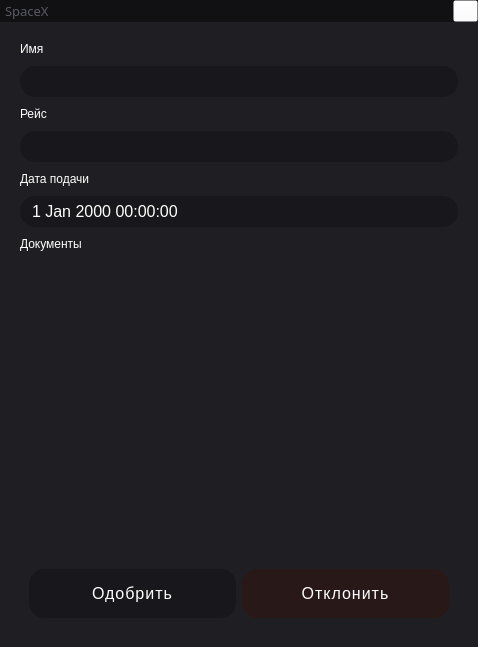
This is client/ui/data/article_dialog.ui in AziatkaVictor/space-x as Qt 5 draws it before an edit. The edited form follows.
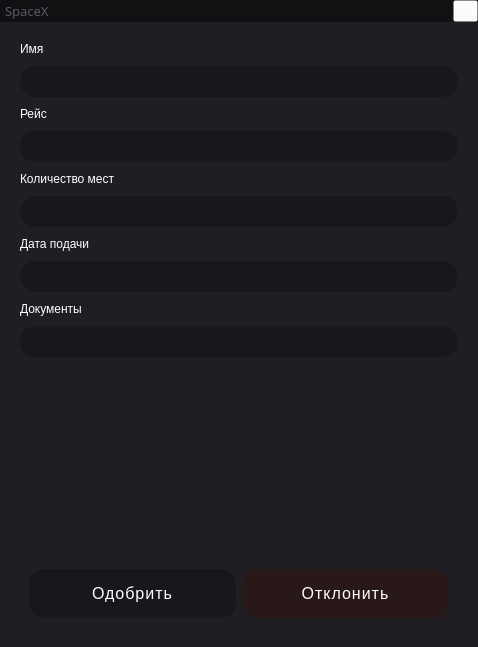
This is the edited form. Icons and pictures are not drawn.

```diff
--- a/client/ui/data/article_dialog.ui
+++ b/client/ui/data/article_dialog.ui
@@ -189,7 +189,25 @@
        </widget>
       </item>
       <item>
-       <widget class="QLineEdit" name="FlightEdit"/>
+       <widget class="QLineEdit" name="FlightEdit">
+        <property name="readOnly">
+         <bool>true</bool>
+        </property>
+       </widget>
+      </item>
+      <item>
+       <widget class="QLabel" name="CountLabel">
+        <property name="text">
+         <string>Количество мест</string>
+        </property>
+       </widget>
+      </item>
+      <item>
+       <widget class="QLineEdit" name="CountEdit">
+        <property name="readOnly">
+         <bool>true</bool>
+        </property>
+       </widget>
       </item>
       <item>
        <widget class="QLabel" name="DateTimeLabel">
@@ -199,17 +217,7 @@
        </widget>
       </item>
       <item>
-       <widget class="QDateTimeEdit" name="DateTimeEdit">
-        <property name="frame">
-         <bool>true</bool>
-        </property>
-        <property name="readOnly">
-         <bool>true</bool>
-        </property>
-        <property name="buttonSymbols">
-         <enum>QAbstractSpinBox::NoButtons</enum>
-        </property>
-       </widget>
+       <widget class="QLineEdit" name="DateTimeEdit"/>
       </item>
       <item>
        <widget class="QLabel" name="DocsLabel">
@@ -219,35 +227,7 @@
        </widget>
       </item>
       <item>
-       <widget class="QScrollArea" name="Docs">
-        <property name="styleSheet">
-         <string notr="true">background-color: rgba(255, 255, 255, 0);
-border: 0px;</string>
-        </property>
-        <property name="frameShape">
-         <enum>QFrame::NoFrame</enum>
-        </property>
-        <property name="frameShadow">
-         <enum>QFrame::Plain</enum>
-        </property>
-        <property name="verticalScrollBarPolicy">
-         <enum>Qt::ScrollBarAlwaysOff</enum>
-        </property>
-        <property name="widgetResizable">
-         <bool>true</bool>
-        </property>
-        <widget class="QWidget" name="Content">
-         <property name="geometry">
-          <rect>
-           <x>0</x>
-           <y>0</y>
-           <width>438</width>
-           <height>148</height>
-          </rect>
-         </property>
-         <layout class="QHBoxLayout" name="horizontalLayout"/>
-        </widget>
-       </widget>
+       <widget class="QLineEdit" name="DocsEdit"/>
       </item>
       <item>
        <spacer name="Spacer">
```
Left out of the diff: 6 changed lines with no effect on the pictures.
